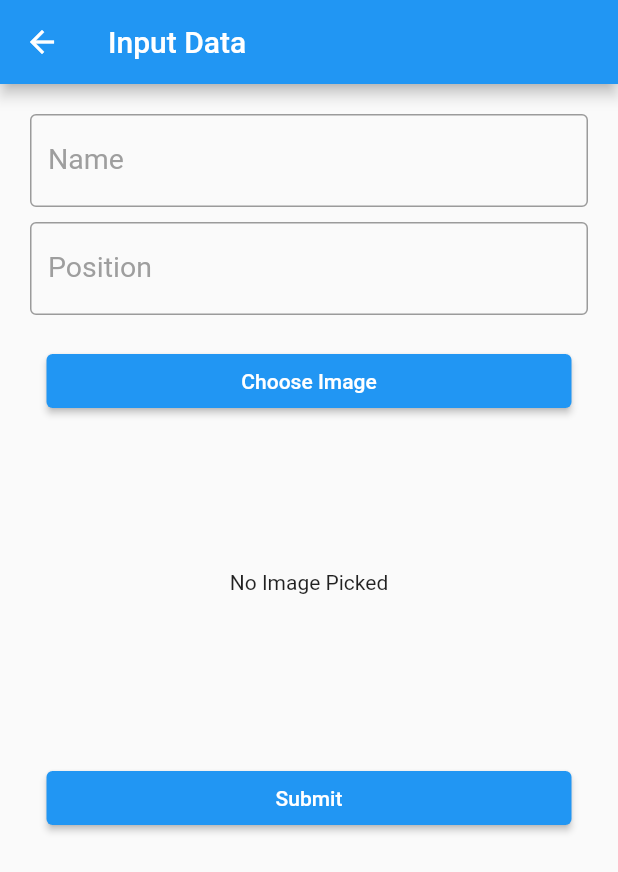
After one commit to FirdanAz/MovieApiDatabase, a Flutter app: the InputDataPage screen opened directly, on a phone screen of 412 x 824 dp. The commit adds this screen. Shown: the top 872 px of the screen. Run offline on Flutter 3.47's test engine with Material 2 defaults, Android fonts, the phone set to English and light mode, and no system bars; our stand-ins replace carousel_slider, flutter_image_slideshow, image_picker, shimmer, sqflite; missing offline and left inert: dart:ffi; accounts and stored records are empty; network calls fail.

Commit message:
[MFA] add favorite movie use sqflite

```diff
--- /dev/null
+++ b/lib/Database/database_model.dart
@@ -0,0 +1,44 @@
+final String tableMovie = 'news';
+
+class MovieFields {
+  static final List<String> values = [
+    id, imagePath, name, idMovie
+  ];
+  static final String id = '_id';
+  static final String imagePath = 'img';
+  static final String name = 'name';
+  static final String idMovie = 'date';
+}
+
+class MovieModel {
+  final int? id;
+  final String imagePath;
+  final String name;
+  final String idMovie;
+
+  MovieModel(
+      {this.id,
+        required this.imagePath,
+        required this.name,
+        required this.idMovie});
+
+  static MovieModel fromJson(Map<String, Object?> json) => MovieModel(
+      id: json[MovieFields.id] as int?,
+      idMovie: json[MovieFields.idMovie] as String,
+      name: json[MovieFields.name] as String,
+      imagePath: json[MovieFields.imagePath] as String
+  );
+
+  Map<String, Object?> toJson() => {
+    MovieFields.id: id,
+    MovieFields.idMovie: idMovie,
+    MovieFields.name: name,
+    MovieFields.imagePath: imagePath
+  };
+  MovieModel copy({int? id, String? title, String? author, String? imageUrl}) =>
+      MovieModel(
+          id: id ?? this.id,
+          idMovie: title ?? this.idMovie,
+          name: author ?? this.name,
+          imagePath: imageUrl ?? this.imagePath);
+}
--- /dev/null
+++ b/lib/add_list.dart
@@ -0,0 +1,124 @@
+import 'dart:io';
+import 'package:flutter/material.dart';
+import 'package:image_picker/image_picker.dart';
+import 'package:tv_movie/Database/database_model.dart';
+import 'package:tv_movie/Database/movie_database.dart';
+
+class InputDataPage extends StatefulWidget {
+  const InputDataPage({Key? key}) : super(key: key);
+
+  @override
+  State<InputDataPage> createState() => _InputDataPageState();
+}
+
+class _InputDataPageState extends State<InputDataPage> {
+  TextEditingController nameController = TextEditingController();
+  TextEditingController positionController = TextEditingController();
+  var imgPath;
+  XFile? pickedImage;
+  Future getImage() async {
+    final ImagePicker picker = ImagePicker();
+
+
+    try {
+      pickedImage = await picker.pickImage(
+        source: ImageSource.gallery,
+      );
+      if (pickedImage != null) {
+        setState(() {
+          imgPath = pickedImage!.path;
+        });
+      } else {
+        ScaffoldMessenger.of(context).showSnackBar(
+          SnackBar(
+            content: Text("No image was selected"),
+          ),
+        );
+      }
+    } catch (e) {
+      print(e);
+      print("error");
+    }
+  }
+
+  Future addData() async {
+    var karyawan;
+    karyawan = MovieModel(
+        imagePath: imgPath, name: nameController.text, idMovie: positionController.text);
+    await MovieDatabase.instance.create(karyawan);
+    Navigator.pop(context, "result");
+  }
+
+  @override
+  Widget build(BuildContext context) {
+    return SafeArea(
+        child: Scaffold(
+          appBar: AppBar(
+            title: Text("Input Data"),
+          ),
+          body: Container(
+            margin: EdgeInsets.only(top: 10, left: 20, right: 20),
+            child: SingleChildScrollView(
+              child: Column(
+                children: [
+                  SizedBox(height: 10,),
+                  TextFormField(
+                    controller: nameController,
+                    style: TextStyle(fontSize: 19, color: Colors.black),
+                    decoration: InputDecoration(
+                        border: OutlineInputBorder(),
+                        focusedBorder: OutlineInputBorder(
+                          borderSide: BorderSide(color: Colors.grey),
+                        ),
+                        labelText: "Name",
+                        labelStyle: TextStyle(color: Colors.grey)),
+                  ),
+                  SizedBox(
+                    height: 10,
+                  ),
+                  TextFormField(
+                    controller: positionController,
+                    style: TextStyle(fontSize: 19, color: Colors.black),
+                    decoration: InputDecoration(
+                        border: OutlineInputBorder(),
+                        focusedBorder: OutlineInputBorder(
+                          borderSide: BorderSide(color: Colors.grey),
+                        ),
+                        labelText: "Position",
+                        labelStyle: TextStyle(color: Colors.grey)),
+                  ),
+                  SizedBox(
+                    height: 20,
+                  ),
+                  Container(
+                    width: 350,
+                    child: ElevatedButton(
+                      child: Text("Choose Image"),
+                      onPressed: () {
+                        getImage();
+                      },
+                    ),
+                  ),
+                  SizedBox(height: 10,),
+                  Container(
+                    height: 200,
+                    width: 200,
+                    child: pickedImage == null ? Center(child: Text("No Image Picked"),) : Image.file(File(pickedImage!.path)),
+                  ),
+                  SizedBox(height: 20,),
+                  Container(
+                    width: 350,
+                    child: ElevatedButton(
+                      child: Text("Submit"),
+                      onPressed: () {
+                        addData();
+                      },
+                    ),
+                  )
+                ],
+              ),
+            ),
+          ),
+        ));
+  }
+}
--- a/pubspec.yaml
+++ b/pubspec.yaml
@@ -34,6 +34,9 @@ dependencies:
   carousel_slider: ^4.1.1
   flutter_image_slideshow: any
   shimmer: ^2.0.0
+  sqflite:
+  path_provider:
+  image_picker:
 
 
   # The following adds the Cupertino Icons font to your application.
```
Also changed, not shown: lib/Database/movie_database.dart (added, +111 -0 lines), lib/DetailPage.dart (+31 -4 lines), lib/list_database.dart (added, +147 -0 lines), lib/main.dart (+6 -5 lines), pubspec.lock.
